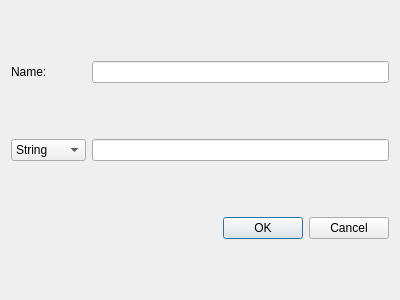
annotatorproject/annotator, file source/annotator/source/attribute/newattributedialog.ui: the form before one commit.
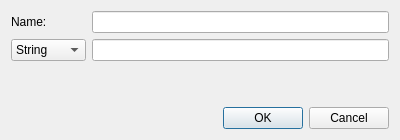
The form after the commit.

Diff of the .ui file:
```diff
--- a/source/annotator/source/attribute/newattributedialog.ui
+++ b/source/annotator/source/attribute/newattributedialog.ui
@@ -7,7 +7,7 @@
     <x>0</x>
     <y>0</y>
     <width>400</width>
-    <height>300</height>
+    <height>140</height>
    </rect>
   </property>
   <property name="windowTitle">
@@ -51,7 +51,7 @@
    <item row="1" column="1">
     <widget class="QLineEdit" name="valueLineEdit"/>
    </item>
-   <item row="2" column="0" colspan="2">
+   <item row="3" column="0" colspan="2">
     <widget class="QDialogButtonBox" name="buttonBox">
      <property name="orientation">
       <enum>Qt::Horizontal</enum>
@@ -61,6 +61,19 @@
      </property>
     </widget>
    </item>
+   <item row="2" column="1">
+    <spacer name="verticalSpacer">
+     <property name="orientation">
+      <enum>Qt::Vertical</enum>
+     </property>
+     <property name="sizeHint" stdset="0">
+      <size>
+       <width>20</width>
+       <height>40</height>
+      </size>
+     </property>
+    </spacer>
+   </item>
   </layout>
  </widget>
  <resources/>
```
Left out of the diff: 2 changed lines with no effect on the pictures.
